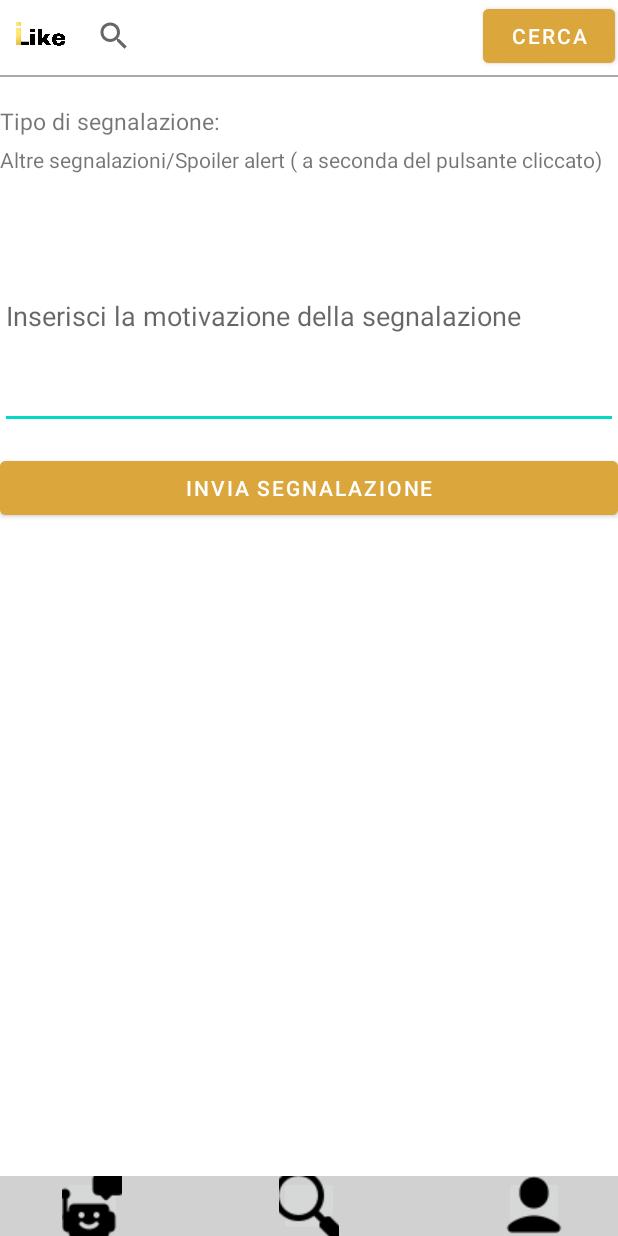
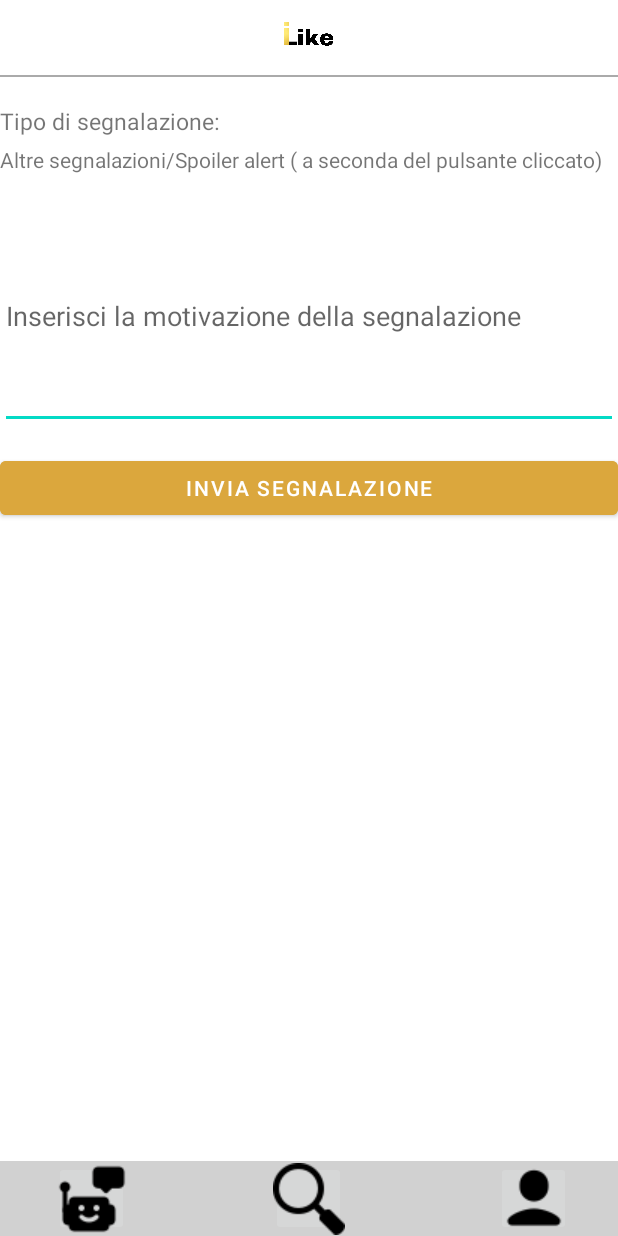
Before and after one commit to francesco-giorgione/iLike_Classe03, an Android app: the layout activity_aggiunta_segnalazione_recensione.xml on its own in the app's theme, with its tools: preview values and no code run, on a phone screen of 412 x 824 dp. Run offline under Robolectric (Android 15) with nearby library versions, the phone set to English and light mode, and no system bars.

Commit message:
[IS] Modifiche alle interfacce grafiche di login, registrazione e aggiunta segnalazione

```diff
--- a/app/src/main/res/layout/activity_aggiunta_segnalazione_recensione.xml
+++ b/app/src/main/res/layout/activity_aggiunta_segnalazione_recensione.xml
@@ -17,21 +17,6 @@
         android:layout_alignParentTop="true"
         android:background="#FFF"
         android:gravity="center" >
-
-        <androidx.appcompat.widget.SearchView
-            android:id="@+id/BarraDiRicercaContenuti"
-            android:layout_width="358dp"
-            android:layout_height="wrap_content"
-            android:layout_marginStart="0dp"
-            android:layout_toEndOf="@+id/logo" />
-
-        <Button
-            android:id="@+id/CercaContenutoButton"
-            android:layout_width="wrap_content"
-            android:layout_height="wrap_content"
-            android:text="Cerca"
-            android:backgroundTint="#DBA73D"
-            android:layout_alignRight="@id/BarraDiRicercaContenuti"/>
 
         <ImageView
             android:id="@+id/logo"
@@ -101,20 +86,20 @@
         android:gravity="center" >
 
         <ImageButton
-            android:layout_width="40dip"
-            android:layout_height="40dip"
+            android:layout_width="50dip"
+            android:layout_height="50dip"
             android:layout_marginLeft="5dip"
             android:src="@drawable/icona_chatbot"/>
 
         <ImageButton
-            android:layout_width="40dip"
-            android:layout_height="40dip"
+            android:layout_width="50dip"
+            android:layout_height="50dip"
             android:layout_marginLeft="150dip"
             android:src="@drawable/ricerca"/>
 
         <ImageButton
-            android:layout_width="40dip"
-            android:layout_height="40dip"
+            android:layout_width="50dip"
+            android:layout_height="50dip"
             android:layout_marginLeft="300dip"
             android:src="@drawable/icona_profilo"/>
 
```
Also changed, not shown: app/src/main/res/layout/activity_login.xml (+25 -6 lines), app/src/main/res/layout/activity_registrazione_iscritto.xml (+24 -7 lines), app/src/main/res/layout/activity_visualizzazione_dettaglio_segnalazione.xml (deleted, +0 -9 lines).
